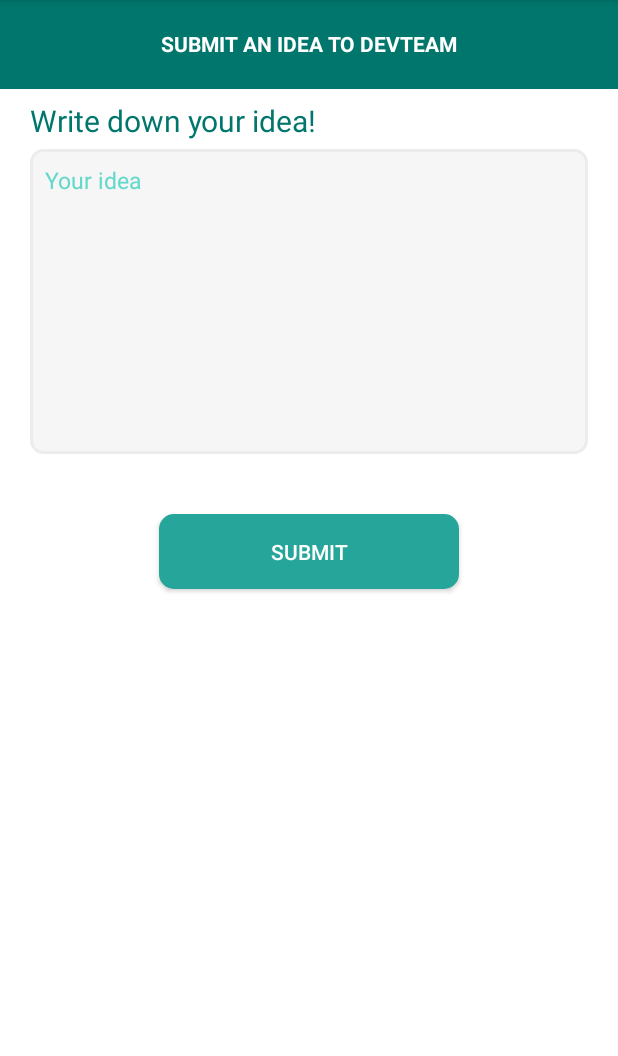
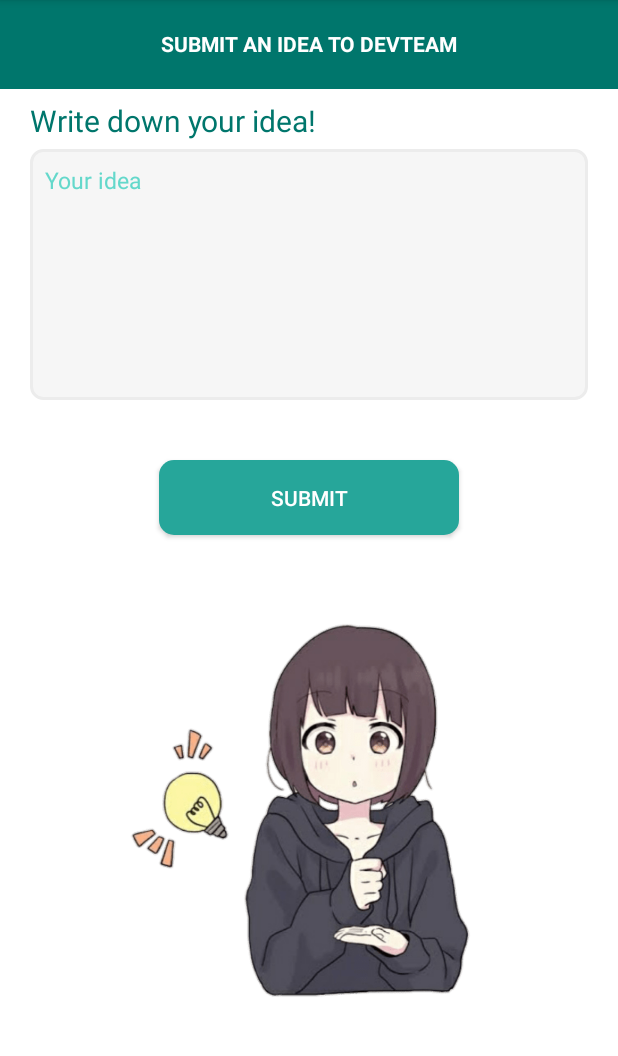
Before and after one commit to YumikoKawaii/YQuizizz, an Android app: the MainActivity screen opened directly, with no data from a screen before it, in the side drawer, after a tap on "Submit an Idea", on a phone screen of 412 x 824 dp, the part 84-1140 px from its top. Run offline under Robolectric (Android 15) with nearby library versions, the phone set to English and light mode, and no system bars.

```diff
--- a/YQuizizz/app/build.gradle
+++ b/YQuizizz/app/build.gradle
@@ -37,6 +37,8 @@ dependencies {
     androidTestImplementation 'androidx.test.ext:junit:1.1.4'
     androidTestImplementation 'androidx.test.espresso:espresso-core:3.5.0'
 
+    implementation "androidx.cardview:cardview:1.0.0"
+
     implementation 'de.hdodenhof:circleimageview:3.1.0'
 
     implementation 'com.squareup.okhttp3:okhttp:3.12.1'
--- a/YQuizizz/app/src/main/res/drawable/thank_bg.xml
+++ b/YQuizizz/app/src/main/res/drawable/thank_bg.xml
@@ -5,4 +5,5 @@
         android:angle="90"
         android:startColor="#64d8cb"
         android:endColor="#009688" />
+    <corners android:radius="20dp"/>
 </shape>
--- a/YQuizizz/app/src/main/res/layout/fragment_submit_idea.xml
+++ b/YQuizizz/app/src/main/res/layout/fragment_submit_idea.xml
@@ -1,9 +1,9 @@
 <?xml version="1.0" encoding="utf-8"?>
 <FrameLayout xmlns:android="http://schemas.android.com/apk/res/android"
+    xmlns:app="http://schemas.android.com/apk/res-auto"
     xmlns:tools="http://schemas.android.com/tools"
     android:layout_width="match_parent"
     android:layout_height="match_parent"
-    xmlns:app="http://schemas.android.com/apk/res-auto"
     tools:context=".mainActivity.submitIdea.SubmitIdea">
 
     <androidx.constraintlayout.widget.ConstraintLayout
@@ -21,7 +21,7 @@
             android:textAllCaps="true"
             android:textColor="@color/white"
             android:textStyle="bold"
-            app:layout_constraintTop_toTopOf="parent"/>
+            app:layout_constraintTop_toTopOf="parent" />
 
         <TextView
             android:id="@+id/textView26"
@@ -36,30 +36,30 @@
 
         <EditText
             android:id="@+id/userIdea"
-            app:layout_constraintTop_toBottomOf="@+id/textView24"
             android:layout_width="match_parent"
             android:layout_height="wrap_content"
-            android:lines="10"
-            android:hint="Your idea"
-            android:textColorHint="#64d8cb"
-            android:textColor="#64d8cb"
-            android:textSize="15sp"
-            android:gravity="start"
+            android:layout_marginStart="20dp"
             android:layout_marginTop="40dp"
-            android:layout_marginStart="20dp"
             android:layout_marginEnd="20dp"
             android:background="@drawable/support_question_border"
-            android:padding="10dp"/>
+            android:gravity="start"
+            android:hint="Your idea"
+            android:lines="8"
+            android:padding="10dp"
+            android:textColor="#64d8cb"
+            android:textColorHint="#64d8cb"
+            android:textSize="15sp"
+            app:layout_constraintTop_toBottomOf="@+id/textView24" />
 
         <TextView
             android:id="@+id/ideaCaution"
             android:layout_width="wrap_content"
             android:layout_height="wrap_content"
+            android:layout_marginTop="5dp"
             android:text="Your idea can\'t be null!"
-            android:layout_marginTop="5dp"
+            android:textColor="#00766c"
+            android:textStyle="italic"
             android:visibility="invisible"
-            android:textStyle="italic"
-            android:textColor="#00766c"
             app:layout_constraintStart_toStartOf="@+id/userIdea"
             app:layout_constraintTop_toBottomOf="@+id/userIdea" />
 
@@ -67,13 +67,23 @@
             android:id="@+id/submitIdeaBtn"
             android:layout_width="200dp"
             android:layout_height="50dp"
+            android:layout_marginTop="40dp"
             android:background="@drawable/submit_idea_btn"
+            android:text="submit"
+            android:textColor="@color/white"
             app:layout_constraintEnd_toEndOf="@+id/userIdea"
             app:layout_constraintStart_toStartOf="@+id/userIdea"
-            app:layout_constraintTop_toBottomOf="@+id/userIdea"
-            android:layout_marginTop="40dp"
-            android:text="submit"
-            android:textColor="@color/white"/>
+            app:layout_constraintTop_toBottomOf="@+id/userIdea" />
+
+        <ImageView
+            android:layout_width="wrap_content"
+            android:layout_height="wrap_content"
+
+            android:src="@mipmap/got_idea"
+            app:layout_constraintBottom_toBottomOf="parent"
+            app:layout_constraintEnd_toEndOf="parent"
+            app:layout_constraintStart_toStartOf="parent"
+            app:layout_constraintTop_toBottomOf="@+id/submitIdeaBtn" />
 
     </androidx.constraintlayout.widget.ConstraintLayout>
 
--- a/YQuizizz/app/src/main/res/layout/fragment_summary.xml
+++ b/YQuizizz/app/src/main/res/layout/fragment_summary.xml
@@ -237,7 +237,7 @@
                     app:layout_constraintTop_toBottomOf="@+id/pointBar" />
 
                 <androidx.appcompat.widget.AppCompatButton
-                    android:id="@+id/getNewChallenge"
+                    android:id="@+id/shareResult"
                     android:layout_width="150dp"
                     android:layout_height="50dp"
                     android:layout_marginTop="150dp"
```
Also changed, not shown: YQuizizz/app/src/main/java/com/example/yquizizz/MainActivity.java (+6 -2 lines), YQuizizz/app/src/main/java/com/example/yquizizz/loginActivity/signup/Signup.java (+12 -19 lines), YQuizizz/app/src/main/java/com/example/yquizizz/mainActivity/selectChallenge/summary/Summary.java (+19 -1 lines), YQuizizz/app/src/main/java/com/example/yquizizz/user/User.java (+0 -14 lines), YQuizizz/app/src/main/res/layout/thank_for_an_idea_dialog.xml (+19 -8 lines), YQuizizz/app/src/main/res/mipmap-xhdpi/got_idea.png (added), YQuizizz/app/src/main/res/mipmap-xhdpi/thankyou.png (added).
